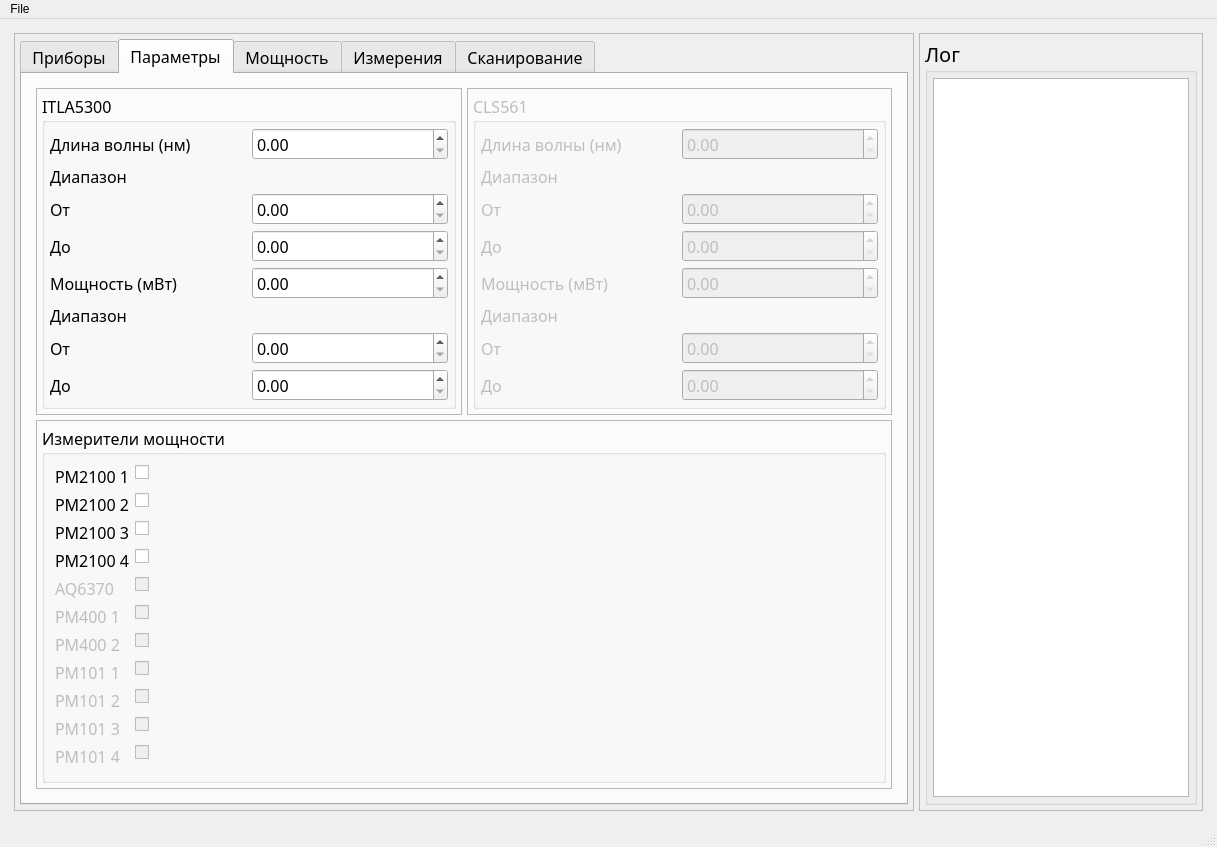
Qt form gui/gui.ui (ghost211221/laser_power_stand) before a commit.
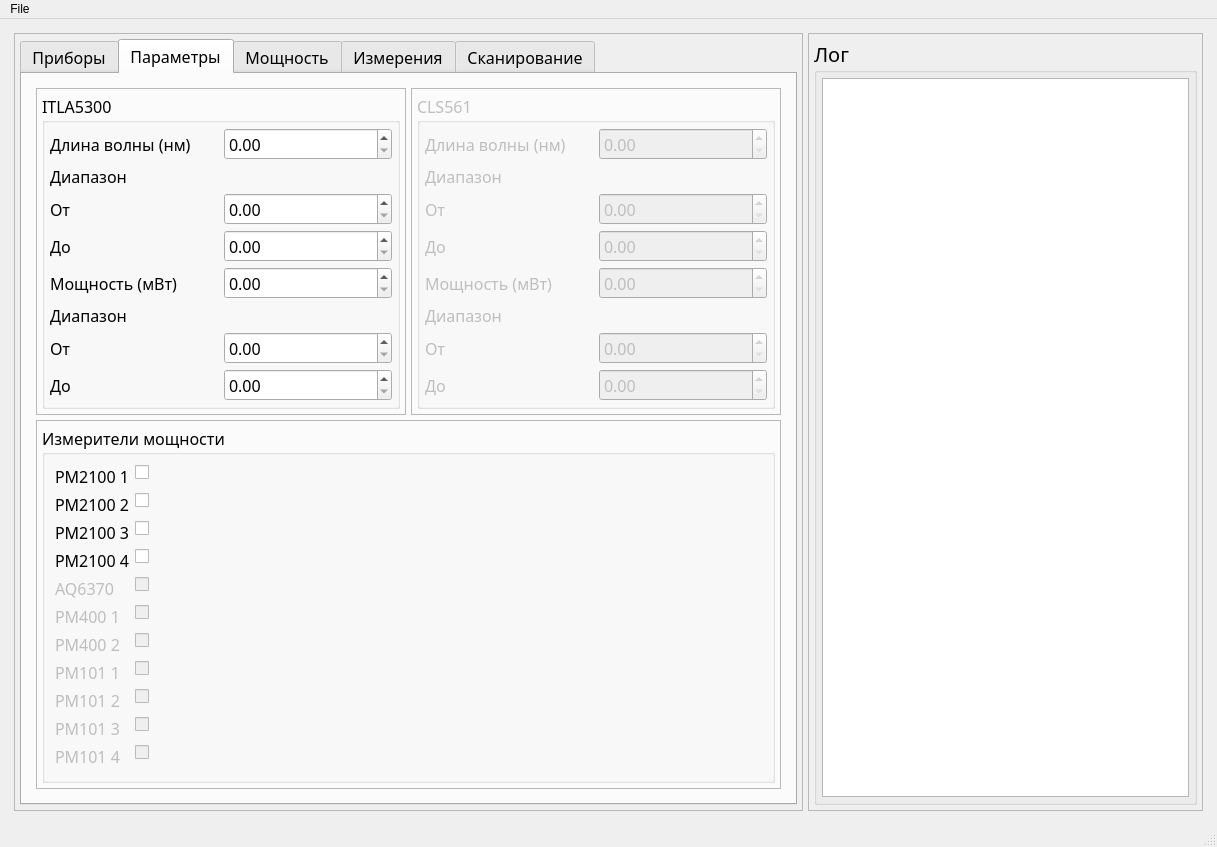
The same form after that commit. The open tabs and pages were chosen to show the change. Icons and pictures are not drawn.

Patch:
```diff
--- a/gui/gui.ui
+++ b/gui/gui.ui
@@ -16,7 +16,7 @@
   <widget class="QWidget" name="centralwidget">
    <layout class="QGridLayout" name="gridLayout">
     <item row="0" column="0">
-     <layout class="QGridLayout" name="gridLayout_2" rowstretch="0" columnstretch="6,0">
+     <layout class="QGridLayout" name="gridLayout_2" rowstretch="0" columnstretch="6,3">
       <property name="leftMargin">
        <number>5</number>
       </property>
@@ -3678,6 +3678,11 @@
             </property>
             <item row="0" column="0">
              <widget class="QTextEdit" name="logTE">
+              <property name="font">
+               <font>
+                <pointsize>10</pointsize>
+               </font>
+              </property>
               <property name="readOnly">
                <bool>true</bool>
               </property>
```
Left out of the diff: 24 changed lines with no effect on the pictures.
